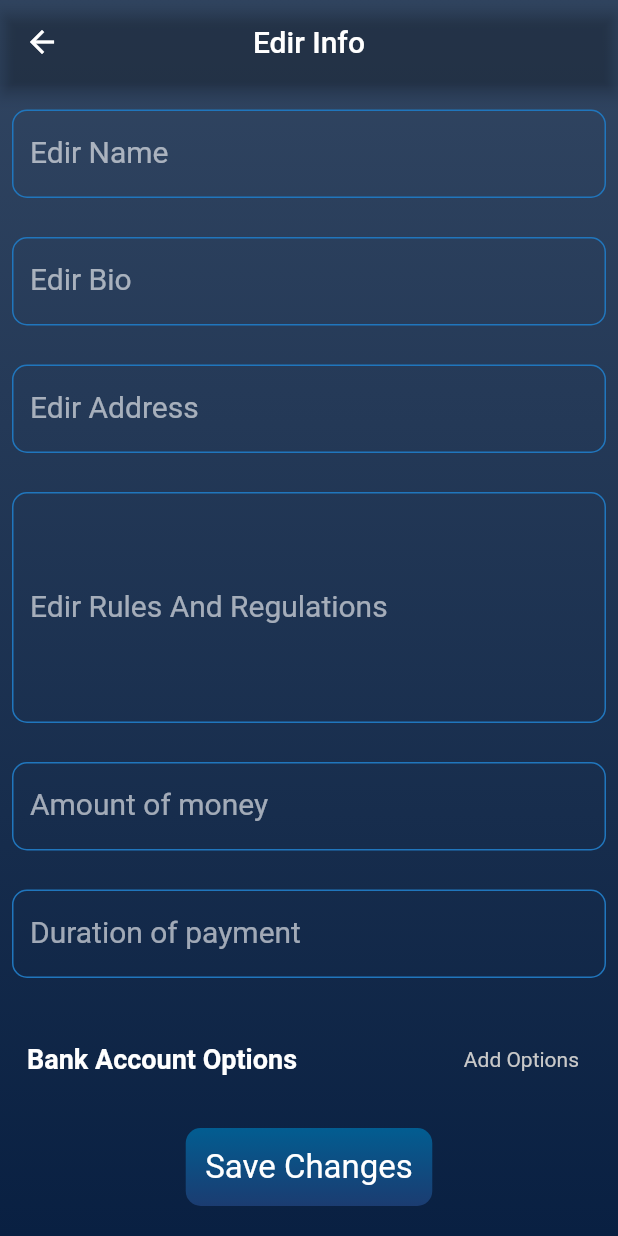
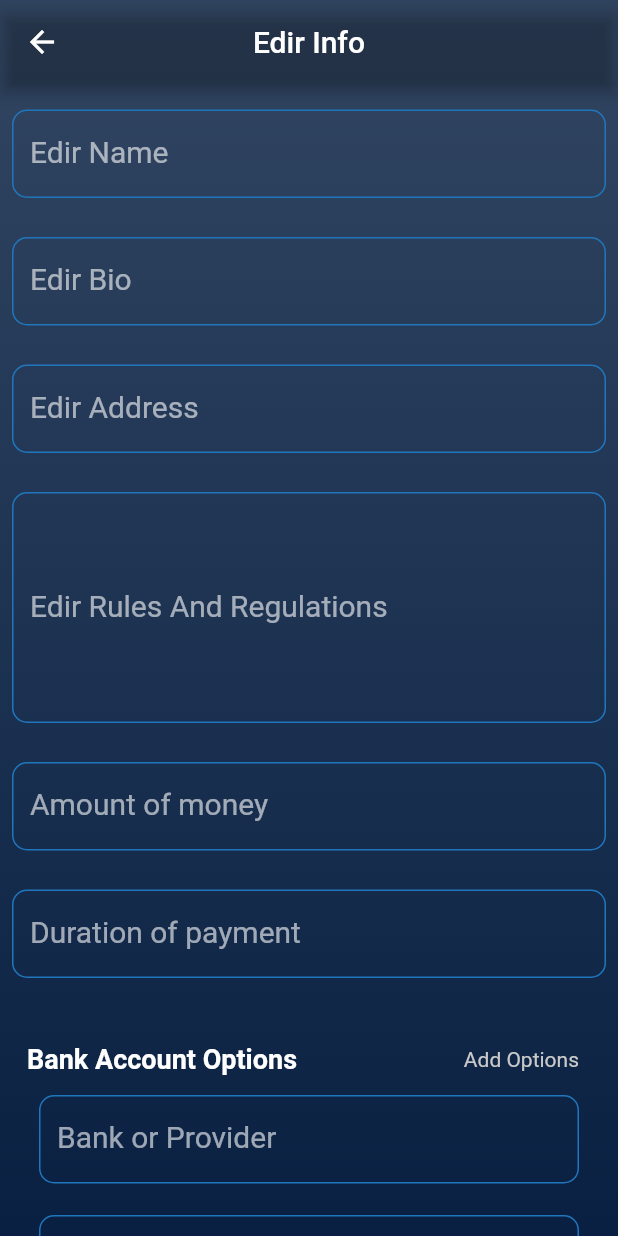
Before and after one commit to abdujemal/on_edir, a Flutter app: the EdirInfoAdmin screen opened directly, scrolled down 191 dp, on a phone screen of 412 x 824 dp. Run offline on Flutter 3.47's test engine with Material 2 defaults, Android fonts, the phone set to English and light mode, and no system bars; our stand-ins replace firebase_auth, firebase_core, firebase_database, firebase_storage, font_awesome_flutter, get; accounts and stored records are empty.

Commit message:
new commit

```diff
--- a/lib/View/Pages/EdirInfoAdmin/edir_info_admin.dart
+++ b/lib/View/Pages/EdirInfoAdmin/edir_info_admin.dart
@@ -22,6 +22,12 @@ class _EdirInfoAdminState extends State<EdirInfoAdmin> {
   TextEditingController durationOfPaymentsTc = TextEditingController();
   TextEditingController amountOfMoneyTc = TextEditingController();
   EdirInfoController edirInfoController = Get.put(EdirInfoController());
+
+  var _optionKey;
+
+  var accountTc;
+
+  get bankTc => null;
 
   @override
   void dispose() {
@@ -140,6 +146,24 @@ class _EdirInfoAdminState extends State<EdirInfoAdmin> {
                         )
                       ],
                     ),
+                    Form(
+                key: _optionKey,
+                child: Column(
+                  children: [
+                    CommonInput(
+                        controller: bankTc,
+                        hint: "Bank or Provider",
+                        keyboardType: TextInputType.text),
+                    SizedBox(
+                      height: 5,
+                    ),
+                    CommonInput(
+                        controller: accountTc,
+                        hint: "Account for transfer money",
+                        keyboardType: TextInputType.text),
+                  ],
+                ),
+              ),
                     ...edirInfoController.options.value.map((v) => ListTile(
                           trailing: const Icon(Icons.payment),
                           title: Text(v.bank),
```
